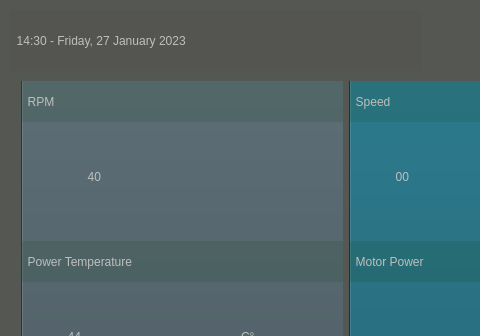
First picture: the form in apps/huracanXsantoka/mainwindow.ui, repository GiovanniRaseraF/santoka_qt, before the edit; both pictures show x 0 to 480 and y 0 to 336 of the 1010 by 600 pixel window.
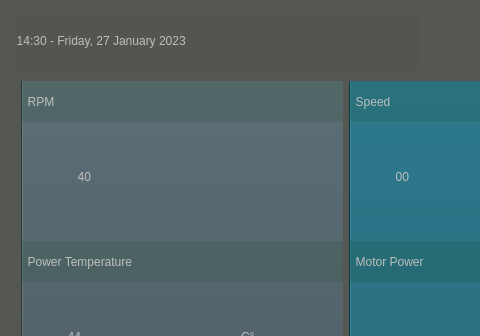
Second picture: the form after the edit. Icons and pictures are not drawn.

Commit message: fix: current value from motor

```diff
--- a/apps/huracanXsantoka/mainwindow.ui
+++ b/apps/huracanXsantoka/mainwindow.ui
@@ -180,9 +180,9 @@
           </property>
           <property name="geometry">
            <rect>
-            <x>60</x>
+            <x>50</x>
             <y>50</y>
-            <width>161</width>
+            <width>241</width>
             <height>91</height>
            </rect>
           </property>
```
The commit also changes 2 other files.
